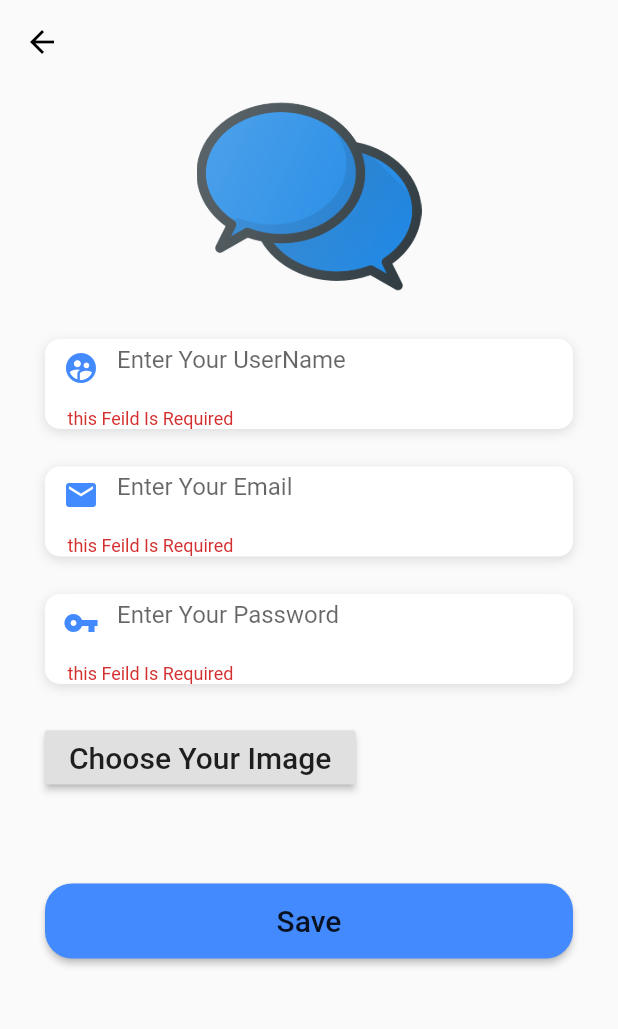
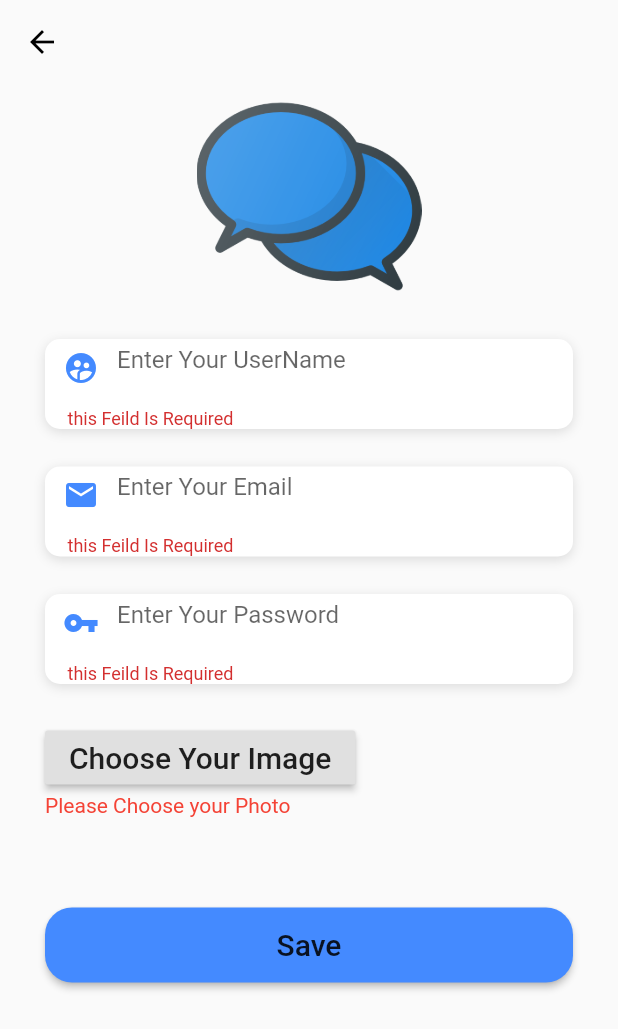
Before and after one commit to AHMED-NADER-lab/chat_app, a Flutter app: the Registation screen opened by its route, after a tap on "Save", on a phone screen of 412 x 824 dp. Shown: the top 1029 px of the screen. Run offline on Flutter 3.47's test engine with Material 2 defaults, Android fonts, the phone set to English and light mode, and no system bars; our stand-ins replace cloud_firestore, file_picker, firebase_auth, firebase_storage, shared_preferences; accounts and stored records are empty.

Commit message:
Add Photo Picker
Signed-off-by: Ahmed nader AbdelMoneim <ahmednaderfcih@outlook.com>

```diff
--- a/lib/screen/chat_home.dart
+++ b/lib/screen/chat_home.dart
@@ -1,8 +1,14 @@
+import 'package:chatapp/bussiness/user-bussiness.dart';
 import 'package:cloud_firestore/cloud_firestore.dart';
 import 'package:flutter/material.dart';
 
 import 'chat_room.dart';
 class ChatHome extends StatelessWidget {
+//  getSharedData() async{
+//    UserBussiness buss=UserBussiness();
+//    var result= await buss.GetDateSharedUser();
+//    return result;
+//  }
   @override
   Widget build(BuildContext context) {
     return Scaffold(
@@ -77,7 +83,9 @@ class ChatHome extends StatelessWidget {
                      return Padding(
                        padding: const EdgeInsets.all(8.0),
                        child: ListTile(
-                         leading: ClipOval(child: Image.asset('images/default-person.jpg')),
+                         leading: CircleAvatar(backgroundImage: new NetworkImage(asyncSnapshot.data.documents[index]['photourl'])),
+
+
                          title:Text(' ${asyncSnapshot.data.documents[index]['UserName']}') ,
                          onTap: (){
 //                           Navigator.of(context).pushNamed('/ChatRoom',
@@ -93,12 +101,14 @@ class ChatHome extends StatelessWidget {
                              context,
                              MaterialPageRoute(
                                builder: (context) => ChatRoom(sendUserId:asyncSnapshot.data.documents[index]['AuthId'] ,
-                               sendUser: asyncSnapshot.data.documents[index]['UserName'],),
+                                   sendUser: asyncSnapshot.data.documents[index]['UserName'],photo:asyncSnapshot.data.documents[index]['photourl']),
                              ),
                            );
                          },
                        ),
                      );
+
+
 
                  }
              );
--- a/lib/screen/registration.dart
+++ b/lib/screen/registration.dart
@@ -13,7 +13,8 @@ class _RegistationState extends State<Registation> {
   String UserName;
   String Email;
   String Password;
-  String photo;
+  var photodata;
+  bool isphoto=false;
   GlobalKey<ScaffoldState> _ScaffoldKey = GlobalKey();
   UserBussiness buss=UserBussiness();
   @override
@@ -169,14 +170,22 @@ class _RegistationState extends State<Registation> {
                     RaisedButton(
                         onPressed: () async {
                           var file=filePikerBussiness();
-                          photo=  await file.filePicker(context);
+                       var resultPhoto   =  await file.filePicker(context);
+                          setState(() {
+                            photodata =resultPhoto;
+                          });
                         },
-                       child:const Text(
-                          'Choose Your Image',
+                       child: Text(photodata==null?'Choose Your Image':photodata['filename'],
                           style: TextStyle(fontSize: 20)
                       ),
 
-                    )
+                    ),
+
+                    isphoto?
+                    Text('Please Choose your Photo',
+                        style: TextStyle(color:Colors.red)
+                        ): Text('Please Choose your Photo',
+                      style: TextStyle(color:Colors.transparent))
 
 
                   ],
@@ -192,14 +201,14 @@ class _RegistationState extends State<Registation> {
                     borderRadius: BorderRadius.circular(18.0),
                   ),
                   onPressed: () async {
-                    if (_formKey.currentState.validate()) {
+                    if (_formKey.currentState.validate()&&photodata!=null) {
                       try{
 //                      setState(() {
 //                        _saving=true;
 //                      });
                      _formKey.currentState.save();
-                   var usermodel=UserChat('',UserName,photo,Password,Email);
-                     UserChat res=await buss.CreatNewuser(usermodel);
+                   var usermodel=UserChat('',UserName,photodata['filename'],Password,Email);
+                     UserChat res=await buss.CreatNewuser(usermodel,photodata['file']);
                    if(res.Id!='')  {
                      _ScaffoldKey.currentState.showSnackBar(SnackBar(content: Text("Save Success Please Login with new Account"),
                      duration: Duration(seconds: 3),));
@@ -248,6 +257,12 @@ class _RegistationState extends State<Registation> {
 //                      });
                       }
 
+                    }else{
+                      if(photodata==null){
+                        setState(() {
+                          isphoto=true;
+                        });
+                      }
                     }
                   },
                   child:const Text(
```
Also changed, not shown: lib/bussiness/picker-bussiness.dart (+5 -3 lines), lib/bussiness/user-bussiness.dart (+7 -1 lines), lib/screen/chat_room.dart (+9 -6 lines).
